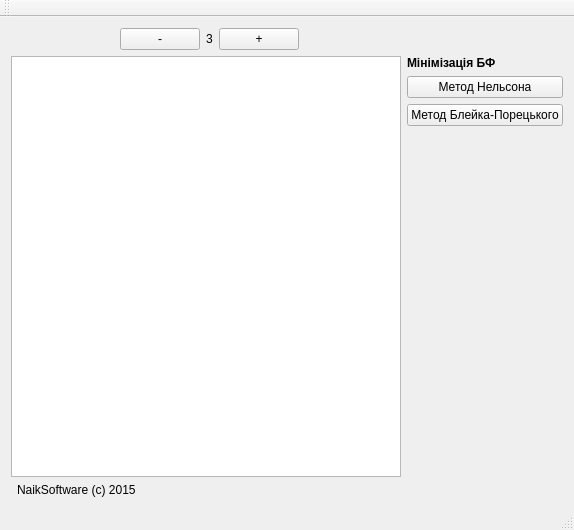
Above: mainwindow.ui from NaikSoftware/LogicCalc before the change. Below: the same form after it.
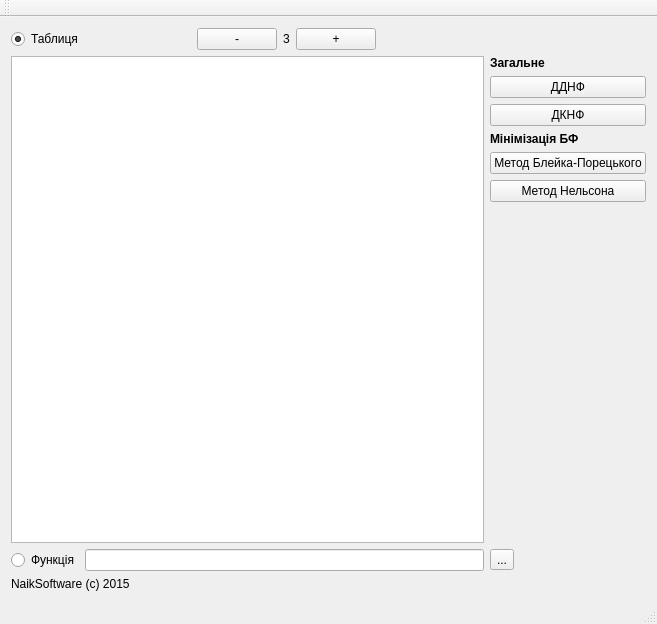
That is the form after the change. Icons and pictures are not drawn.

Commit message: Create delegate for edit table items, add info dialog

The edit to the form file:
```diff
--- a/mainwindow.ui
+++ b/mainwindow.ui
@@ -6,8 +6,8 @@
    <rect>
     <x>0</x>
     <y>0</y>
-    <width>574</width>
-    <height>530</height>
+    <width>657</width>
+    <height>624</height>
    </rect>
   </property>
   <property name="windowTitle">
@@ -15,15 +15,35 @@
   </property>
   <widget class="QWidget" name="centralWidget">
    <layout class="QGridLayout" name="gridLayout_2">
-    <item row="9" column="1">
-     <widget class="QLabel" name="label">
-      <property name="text">
-       <string>NaikSoftware (c) 2015</string>
-      </property>
-     </widget>
-    </item>
-    <item row="6" column="3" colspan="3">
+    <item row="6" column="2" colspan="3">
      <layout class="QVBoxLayout" name="verticalLayout">
+      <item>
+       <widget class="QLabel" name="label_3">
+        <property name="font">
+         <font>
+          <weight>75</weight>
+          <bold>true</bold>
+         </font>
+        </property>
+        <property name="text">
+         <string>Загальне</string>
+        </property>
+       </widget>
+      </item>
+      <item>
+       <widget class="QPushButton" name="btn_DDNF">
+        <property name="text">
+         <string>ДДНФ</string>
+        </property>
+       </widget>
+      </item>
+      <item>
+       <widget class="QPushButton" name="btn_DKNF">
+        <property name="text">
+         <string>ДКНФ</string>
+        </property>
+       </widget>
+      </item>
       <item>
        <widget class="QLabel" name="label_2">
         <property name="font">
@@ -38,19 +58,19 @@
        </widget>
       </item>
       <item>
-       <widget class="QPushButton" name="pushButton">
-        <property name="text">
-         <string>Метод Нельсона</string>
-        </property>
-       </widget>
-      </item>
-      <item>
-       <widget class="QPushButton" name="pushButton_2">
+       <widget class="QPushButton" name="btn_BlakePor">
         <property name="text">
          <string>Метод Блейка-Порецького</string>
         </property>
        </widget>
       </item>
+      <item>
+       <widget class="QPushButton" name="btn_Nelson">
+        <property name="text">
+         <string>Метод Нельсона</string>
+        </property>
+       </widget>
+      </item>
       <item>
        <spacer name="verticalSpacer">
         <property name="orientation">
@@ -66,8 +86,18 @@
       </item>
      </layout>
     </item>
-    <item row="0" column="1" rowspan="2">
+    <item row="0" column="0" rowspan="2">
      <layout class="QHBoxLayout" name="horizontalLayout">
+      <item>
+       <widget class="QRadioButton" name="radioButton_table">
+        <property name="text">
+         <string>Таблиця</string>
+        </property>
+        <property name="checked">
+         <bool>true</bool>
+        </property>
+       </widget>
+      </item>
       <item>
        <spacer name="horizontalSpacer_2">
         <property name="orientation">
@@ -117,7 +147,40 @@
       </item>
      </layout>
     </item>
-    <item row="6" column="0" colspan="2">
+    <item row="9" column="0">
+     <widget class="QLabel" name="label">
+      <property name="text">
+       <string>NaikSoftware (c) 2015</string>
+      </property>
+     </widget>
+    </item>
+    <item row="7" column="0">
+     <layout class="QHBoxLayout" name="horizontalLayout_2">
+      <item>
+       <widget class="QRadioButton" name="radioButton_func">
+        <property name="text">
+         <string>Функція</string>
+        </property>
+       </widget>
+      </item>
+      <item>
+       <widget class="QLineEdit" name="lineEdit"/>
+      </item>
+     </layout>
+    </item>
+    <item row="7" column="2">
+     <widget class="QToolButton" name="toolButton">
+      <property name="text">
+       <string>...</string>
+      </property>
+      <property name="icon">
+       <iconset theme="help">
+        <normaloff/>
+       </iconset>
+      </property>
+     </widget>
+    </item>
+    <item row="6" column="0">
      <widget class="QTableWidget" name="tableWidget"/>
     </item>
    </layout>
```
Left out of the diff: 2 changed lines with no effect on the pictures. The commit also changes 10 other files.
